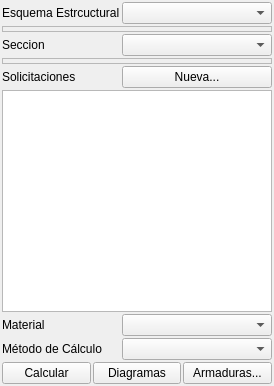
First picture: the form in mkstools/widgets/widgettipologia.ui, repository diegowald/mkstools, before the edit.
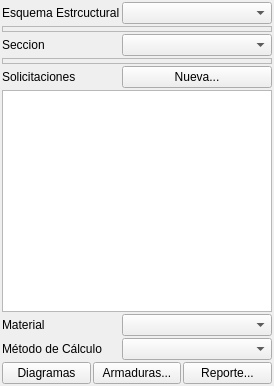
Second picture: the form after the edit.

Patch:
```diff
--- a/mkstools/widgets/widgettipologia.ui
+++ b/mkstools/widgets/widgettipologia.ui
@@ -171,13 +171,6 @@
        <property name="spacing">
         <number>2</number>
        </property>
-       <item>
-        <widget class="QPushButton" name="btnCalcular">
-         <property name="text">
-          <string>Calcular</string>
-         </property>
-        </widget>
-       </item>
        <item>
         <widget class="QPushButton" name="btnDiagramas">
          <property name="text">
@@ -192,6 +185,13 @@
          </property>
         </widget>
        </item>
+       <item>
+        <widget class="QPushButton" name="btnReporte">
+         <property name="text">
+          <string>Reporte...</string>
+         </property>
+        </widget>
+       </item>
       </layout>
      </item>
     </layout>
```
Left out of the diff: 11 changed lines with no effect on the pictures.
